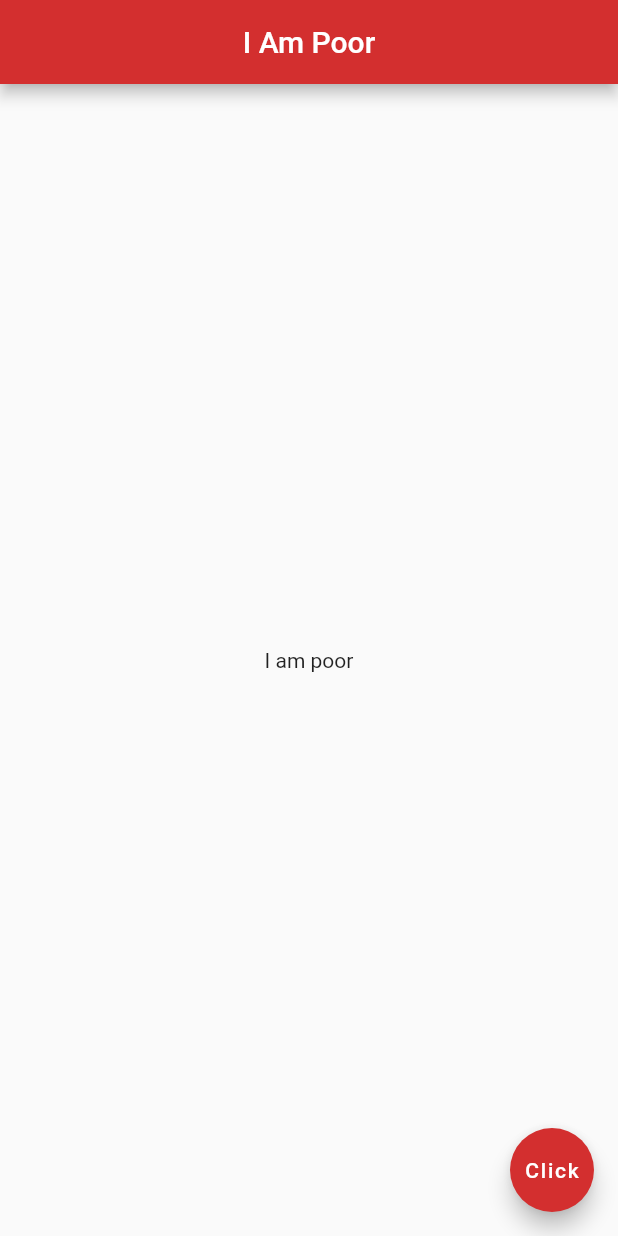
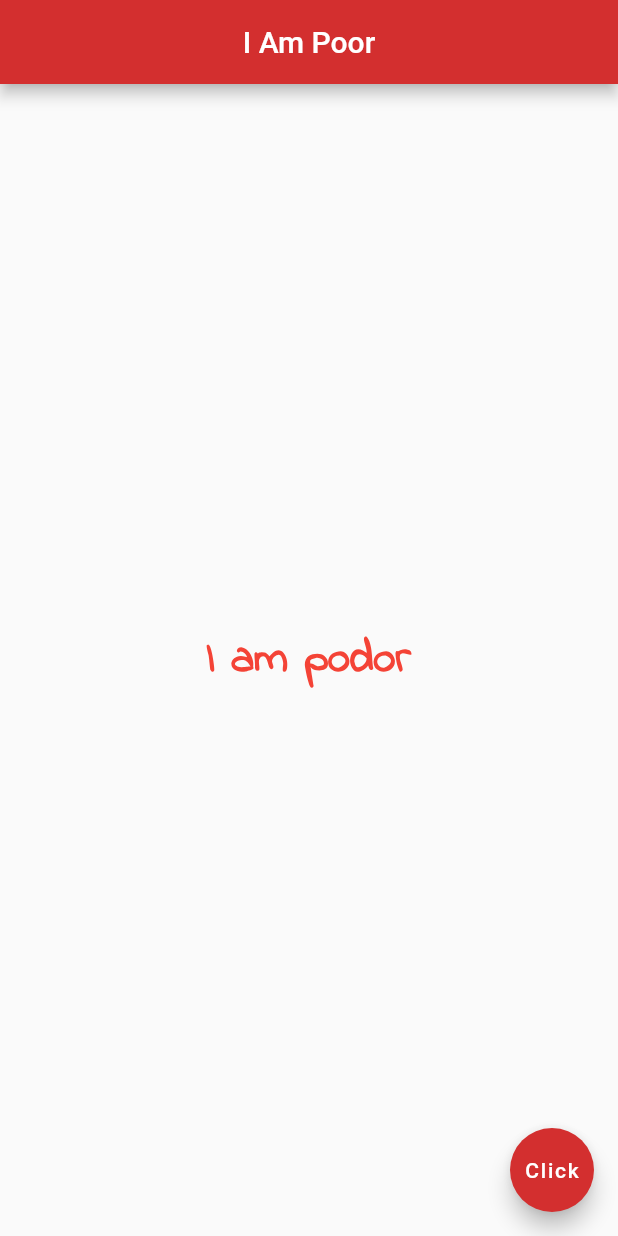
Before and after one commit to MuhammadHamzaAmir/flutter_demo, a Flutter app: the screen it shows after launch, on a phone screen of 412 x 824 dp. Run offline on Flutter 3.47's test engine with Material 2 defaults, Android fonts, the phone set to English and light mode, and no system bars.

Commit message:
simple layout designed

```diff
--- a/lib/main.dart
+++ b/lib/main.dart
@@ -1,22 +1,38 @@
 import 'package:flutter/foundation.dart';
 import 'package:flutter/material.dart';
 
-void main() =>
-    runApp(MaterialApp(
-      home: Scaffold(
+void main() => runApp(const MaterialApp(home: Home()));
+
+class Home extends StatelessWidget {
+  const Home({Key? key}) : super(key: key);
+
+  @override
+  Widget build(BuildContext context) {
+    return Scaffold(
       appBar: AppBar(
         title: const Text('I Am Poor'),
         backgroundColor: Colors.red[700],
         centerTitle: true,
       ),
       body: const Center(
-            child: Text("I am poor"),
+        child: Text(
+          "I am podor",
+          style: TextStyle(
+              fontSize: 30.0,
+              fontWeight: FontWeight.bold,
+              color: Colors.red,
+              fontFamily: "IndieFlower"),
+        ),
       ),
       floatingActionButton: FloatingActionButton(
-            onPressed: () {if (kDebugMode) {
+        onPressed: () {
+          if (kDebugMode) {
             print("I am poor");
-            }},
+          }
+        },
         backgroundColor: Colors.red[700],
         child: const Text('Click'),
       ),
-    )));
+    );
+  }
+}
```
Also changed, not shown: pubspec.yaml (+5 -12 lines), fonts/indie_flower_regular.ttf (added). Lines whose indentation alone changed are shown as unchanged.
